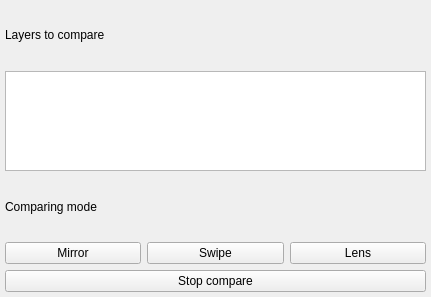
The window that qmapcompare_dockwidget.ui (MIERUNE/qgis-plugin-qmapcompare) describes before a commit, drawn with Qt 5.
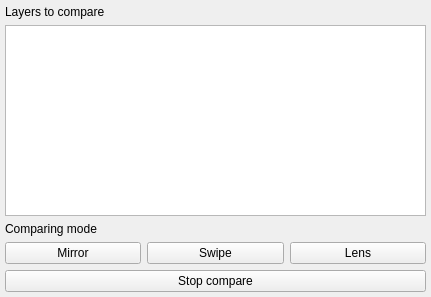
The same window after the commit. Icons and pictures are not drawn.

Commit message: Adjust layertree size

```diff
--- a/qmapcompare_dockwidget.ui
+++ b/qmapcompare_dockwidget.ui
@@ -36,9 +36,9 @@
      </item>
      <item>
       <widget class="QTreeWidget" name="layerTree">
-       <property name="maximumSize">
+       <property name="minimumSize">
         <size>
-         <width>16777215</width>
+         <width>200</width>
          <height>100</height>
         </size>
        </property>
```
Left out of the diff: 6 changed lines with no effect on the pictures.
